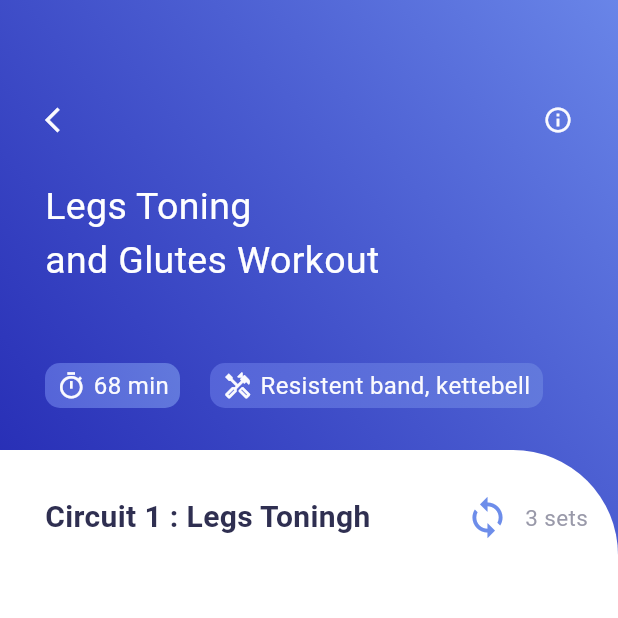
After one commit to kamilgadek/workout_app, a Flutter app: the screen it shows after launch, after a tap on the "arrow forward" icon, on a phone screen of 412 x 824 dp, the top half of it. The commit adds this screen. Run offline on Flutter 3.47's test engine with Material 3 defaults, Android fonts, the phone set to English and light mode, and no system bars; our stand-ins replace get.

Commit message:
Add Navigation throw pages

```diff
--- a/lib/home_page.dart
+++ b/lib/home_page.dart
@@ -1,6 +1,8 @@
 import 'dart:convert';
 
 import 'package:flutter/material.dart';
+import 'package:get/route_manager.dart';
+import 'package:workout_app/workout_video.dart';
 import 'colors.dart' as color;
 
 class HomePage extends StatefulWidget {
@@ -88,10 +90,15 @@ class _HomePageState extends State<HomePage> {
                 const SizedBox(
                   width: 5,
                 ),
-                Icon(
+                InkWell(
+                  onTap: () {
+                    Get.to(()=> VideoInfo());
+                  },
+                  child: Icon(
                     Icons.arrow_forward,
                     size: 20,
                     color: color.AppColor.homePageIcons,
+                  ),
                 )
               ],
             ),
@@ -203,7 +210,7 @@ class _HomePageState extends State<HomePage> {
               ),
             ),
             const SizedBox(height: 5),
-            Container(
+            SizedBox(
               height: 180,
               width: MediaQuery.of(context).size.width,
               child: Stack(
@@ -299,18 +306,27 @@ class _HomePageState extends State<HomePage> {
               ],
             ),
             Expanded(
+              child: OverflowBox(
+                maxWidth: MediaQuery.of(context).size.width,
+                child: MediaQuery.removePadding(
+                  removeTop: true,
+                  context: context,
                   child: ListView.builder(
                     itemCount: (info.length.toDouble() / 2).toInt(),
                     itemBuilder: (_, i) {
-
-                  int a = 2*i; //0
-                  int b = 2*i + 1; //1
+                      int a = 2 * i; //0
+                      int b = 2 * i + 1; //1
 
                       return Row(
                         children: [
                           Container(
                             height: 170,
-                        width: 200,
+                            width: (MediaQuery.of(context).size.width - 90) / 2,
+                            margin: const EdgeInsets.only(
+                              left: 30,
+                              bottom: 15,
+                              top: 15,
+                            ),
                             padding: const EdgeInsets.only(bottom: 5),
                             decoration: BoxDecoration(
                               color: Colors.white,
@@ -349,7 +365,12 @@ class _HomePageState extends State<HomePage> {
                           ),
                           Container(
                             height: 170,
-                        width: 200,
+                            width: (MediaQuery.of(context).size.width - 90) / 2,
+                            margin: const EdgeInsets.only(
+                              left: 30,
+                              bottom: 15,
+                              top: 15,
+                            ),
                             padding: const EdgeInsets.only(bottom: 5),
                             decoration: BoxDecoration(
                               color: Colors.white,
@@ -391,6 +412,8 @@ class _HomePageState extends State<HomePage> {
                     },
                   ),
                 ),
+              ),
+            ),
           ],
         ),
       ),
--- a/lib/main.dart
+++ b/lib/main.dart
@@ -1,5 +1,7 @@
 import 'package:flutter/material.dart';
+import 'package:get/get_navigation/src/root/get_material_app.dart';
 import 'package:workout_app/home_page.dart';
+import 'package:workout_app/workout_video.dart';
 
 void main() {
   runApp(const MyApp());
@@ -11,7 +13,7 @@ class MyApp extends StatelessWidget {
   // This widget is the root of your application.
   @override
   Widget build(BuildContext context) {
-    return MaterialApp(
+    return GetMaterialApp(
       debugShowCheckedModeBanner: false,
       title: 'Flutter Demo',
       theme: ThemeData(
--- /dev/null
+++ b/lib/workout_video.dart
@@ -0,0 +1,246 @@
+import 'dart:convert';
+
+import 'package:flutter/material.dart';
+import 'package:get/route_manager.dart';
+import 'colors.dart' as color;
+
+class VideoInfo extends StatefulWidget {
+  const VideoInfo({super.key});
+
+  @override
+  State<VideoInfo> createState() => _VideoInfoState();
+}
+
+class _VideoInfoState extends State<VideoInfo> {
+    List info = [];
+   _initData() {
+    DefaultAssetBundle.of(context).loadString('json/videoinfo.json').then((value) {
+      info = json.decode(value);
+    });
+  }
+
+  @override
+  void initState() {
+    super.initState();
+    _initData();
+  }
+
+
+  @override
+  Widget build(BuildContext context) {
+    return Scaffold(
+      body: Container(
+        decoration: BoxDecoration(
+          gradient: LinearGradient(
+            colors: [
+              color.AppColor.gradientFirst.withOpacity(0.9),
+              color.AppColor.gradientSecond,
+            ],
+            begin: const FractionalOffset(0.0, 0.4),
+            end: Alignment.topRight,
+          ),
+        ),
+        child: Column(
+          children: [
+            Container(
+              padding: const EdgeInsets.only(
+                top: 70,
+                left: 30,
+                right: 30,
+              ),
+              width: MediaQuery.of(context).size.width,
+              height: 300,
+              child: Column(
+                crossAxisAlignment: CrossAxisAlignment.start,
+                children: [
+                  Row(
+                    children: [
+                      InkWell(
+                        onTap: () {
+                          Get.back();
+                        },
+                        child: Icon(
+                          Icons.arrow_back_ios,
+                          size: 20,
+                          color: color.AppColor.secondPageIconColor,
+                        ),
+                      ),
+                      Expanded(
+                        child: Container(),
+                      ),
+                      Icon(
+                        Icons.info_outline,
+                        size: 20,
+                        color: color.AppColor.secondPageIconColor,
+                      ),
+                    ],
+                  ),
+                  const SizedBox(
+                    height: 30,
+                  ),
+                  Text(
+                    'Legs Toning',
+                    style: TextStyle(
+                      fontSize: 25,
+                      color: color.AppColor.secondPageTitleColor,
+                    ),
+                  ),
+                  Text(
+                    'and Glutes Workout',
+                    style: TextStyle(
+                      fontSize: 25,
+                      color: color.AppColor.secondPageTitleColor,
+                    ),
+                  ),
+                  const SizedBox(
+                    height: 50,
+                  ),
+                  Row(
+                    children: [
+                      Container(
+                        width: 90,
+                        height: 30,
+                        decoration: BoxDecoration(
+                          borderRadius: BorderRadius.circular(10),
+                          gradient: LinearGradient(
+                            colors: [
+                              color
+                                  .AppColor.secondPageContainerGradient1stColor,
+                              color
+                                  .AppColor.secondPageContainerGradient2ndColor,
+                            ],
+                            begin: Alignment.bottomLeft,
+                            end: Alignment.topRight,
+                          ),
+                        ),
+                        child: Row(
+                          mainAxisAlignment: MainAxisAlignment.center,
+                          children: [
+                            Icon(
+                              Icons.timer_outlined,
+                              size: 20,
+                              color: color.AppColor.secondPageIconColor,
+                            ),
+                            const SizedBox(
+                              width: 5,
+                            ),
+                            Text(
+                              "68 min",
+                              style: TextStyle(
+                                fontSize: 16,
+                                color: color.AppColor.secondPageIconColor,
+                              ),
+                            ),
+                          ],
+                        ),
+                      ),
+                      SizedBox(
+                        width: 20,
+                      ),
+                      Container(
+                        width: 222,
+                        height: 30,
+                        decoration: BoxDecoration(
+                          borderRadius: BorderRadius.circular(10),
+                          gradient: LinearGradient(
+                            colors: [
+                              color
+                                  .AppColor.secondPageContainerGradient1stColor,
+                              color
+                                  .AppColor.secondPageContainerGradient2ndColor,
+                            ],
+                            begin: Alignment.bottomLeft,
+                            end: Alignment.topRight,
+                          ),
+                        ),
+                        child: Row(
+                          mainAxisAlignment: MainAxisAlignment.center,
+                          children: [
+                            Icon(
+                              Icons.handyman_outlined,
+                              size: 20,
+                              color: color.AppColor.secondPageIconColor,
+                            ),
+                            const SizedBox(
+                              width: 5,
+                            ),
+                            Text(
+                              "Resistent band, kettebell",
+                              style: TextStyle(
+                                fontSize: 16,
+                                color: color.AppColor.secondPageIconColor,
+                              ),
+                            ),
+                          ],
+                        ),
+                      ),
+                    ],
+                  ),
+                ],
+              ),
+            ),
+            Expanded(
+              child: Container(
+                decoration: BoxDecoration(
+                  color: Colors.white,
+                  borderRadius: BorderRadius.only(
+                    topRight: Radius.circular(
+                      70,
+                    ),
+                  ),
+                ),
+                child: Column(
+                  children: [
+                    SizedBox(
+                      height: 30,
+                    ),
+                    Row(
+                      children: [
+                        SizedBox(
+                          width: 30,
+                        ),
+                        Text(
+                          'Circuit 1 : Legs Toningh',
+                          style: TextStyle(
+                            fontSize: 20,
+                            fontWeight: FontWeight.bold,
+                            color: color.AppColor.circuitsColor,
+                          ),
+                        ),
+                        Expanded(
+                          child: Container(),
+                        ),
+                        Row(
+                          children: [
+                            Icon(
+                              Icons.loop,
+                              size: 30,
+                              color: color.AppColor.loopColor,
+                            ),
+                            SizedBox(
+                              width: 10,
+                            ),
+                            Text(
+                              "3 sets",
+                              style: TextStyle(
+                                fontSize: 15,
+                                color: color.AppColor.setsColor,
+                              ),
+                            )
+                          ],
+                        ),
+                        SizedBox(
+                          width: 20,
+                        ),
+                      ],
+                    ),
+                  ],
+                ),
+              ),
+            ),
+          ],
+        ),
+      ),
+    );
+  }
+}
--- a/pubspec.yaml
+++ b/pubspec.yaml
@@ -35,6 +35,7 @@ dependencies:
   # The following adds the Cupertino Icons font to your application.
   # Use with the CupertinoIcons class for iOS style icons.
   cupertino_icons: ^1.0.6
+  get: ^4.6.6
 
 dev_dependencies:
   flutter_test:
```
Also changed, not shown: json/videoinfo.json (added, +27 -0 lines), pubspec.lock. Lines whose indentation alone changed are shown as unchanged.
